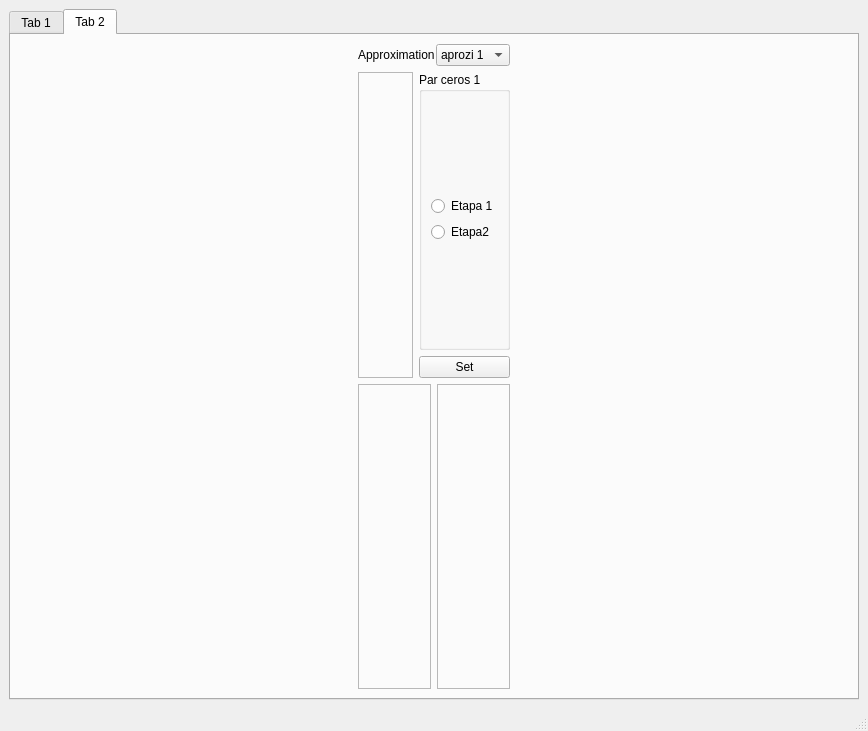
First picture: the form in FilterTool/FilterTool/resources/FilterToolDesign.ui, repository tc-grupo-4/TP04, before the edit.
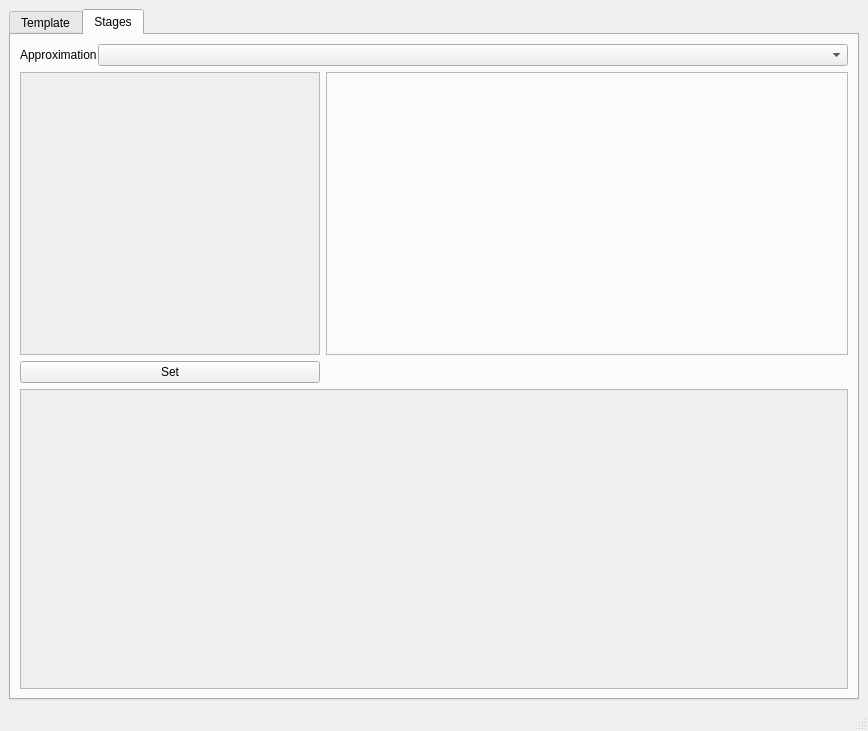
Second picture: the form after the edit.

Commit message: anda, pero le faltan cosas agregué un log.txt que te dice lo q le pasa a pyqt, de haber sabido antes la concha de mi madre puta no quiero ver este programa nunca más falta hacer que no se puede ponerle mas de dos polos o ceros a las etapas y seguramente un par de cosas más saludos mati

What changed in the file:
```diff
--- a/FilterTool/FilterTool/resources/FilterToolDesign.ui
+++ b/FilterTool/FilterTool/resources/FilterToolDesign.ui
@@ -10,7 +10,7 @@
     <x>0</x>
     <y>0</y>
     <width>868</width>
-    <height>723</height>
+    <height>714</height>
    </rect>
   </property>
   <property name="sizePolicy">
@@ -31,7 +31,7 @@
       </property>
       <widget class="QWidget" name="tab">
        <attribute name="title">
-        <string>Tab 1</string>
+        <string>Template</string>
        </attribute>
        <layout class="QGridLayout" name="gridLayout_2">
         <item row="0" column="0">
@@ -446,86 +446,125 @@
       </widget>
       <widget class="QWidget" name="tab_2">
        <attribute name="title">
-        <string>Tab 2</string>
+        <string>Stages</string>
        </attribute>
        <layout class="QGridLayout" name="gridLayout_4">
         <item row="1" column="0">
          <layout class="QVBoxLayout" name="verticalLayout_5">
           <item>
-           <layout class="QHBoxLayout" name="horizontalLayout_30">
+           <layout class="QHBoxLayout" name="horizontalLayout_30a">
             <item>
-             <widget class="QFrame" name="frameTotal">
+             <widget class="QScrollArea" name="scrollArea">
+              <property name="sizePolicy">
+               <sizepolicy hsizetype="Minimum" vsizetype="Minimum">
+                <horstretch>0</horstretch>
+                <verstretch>0</verstretch>
+               </sizepolicy>
+              </property>
+              <property name="maximumSize">
+               <size>
+                <width>300</width>
+                <height>16777215</height>
+               </size>
+              </property>
+              <property name="widgetResizable">
+               <bool>true</bool>
+              </property>
+              <widget class="QWidget" name="scrollAreaWidgetContents">
+               <property name="geometry">
+                <rect>
+                 <x>0</x>
+                 <y>0</y>
+                 <width>69</width>
+                 <height>242</height>
+                </rect>
+               </property>
+               <layout class="QFormLayout" name="formLayout">
+                <item row="0" column="0">
+                 <layout class="QVBoxLayout" name="paresGroupBoxLayout"/>
+                </item>
+               </layout>
+              </widget>
+             </widget>
+            </item>
+            <item>
+             <widget class="QFrame" name="frame_2">
+              <property name="sizePolicy">
+               <sizepolicy hsizetype="Minimum" vsizetype="Preferred">
+                <horstretch>0</horstretch>
+                <verstretch>0</verstretch>
+               </sizepolicy>
+              </property>
+              <property name="minimumSize">
+               <size>
+                <width>200</width>
+                <height>200</height>
+               </size>
+              </property>
               <property name="frameShape">
                <enum>QFrame::StyledPanel</enum>
               </property>
               <property name="frameShadow">
                <enum>QFrame::Raised</enum>
               </property>
+              <layout class="QFormLayout" name="formLayout_3">
+               <item row="0" column="0">
+                <layout class="QHBoxLayout" name="horizontalLayout_30"/>
+               </item>
+              </layout>
              </widget>
             </item>
-            <item>
-             <layout class="QVBoxLayout" name="paresGroupBoxLayout">
-              <item>
-               <widget class="QGroupBox" name="GroupBoxPar1">
-                <property name="title">
-                 <string>Par ceros 1</string>
-                </property>
-                <layout class="QGridLayout" name="gridLayout_25">
-                 <item row="0" column="0">
-                  <layout class="QVBoxLayout" name="radioButtonLayoutPar1">
-                   <item>
-                    <widget class="QRadioButton" name="radioButtonEtapa1">
-                     <property name="text">
-                      <string>Etapa 1</string>
-                     </property>
-                    </widget>
-                   </item>
-                   <item>
-                    <widget class="QRadioButton" name="radioButtonEtapa2">
-                     <property name="text">
-                      <string>Etapa2</string>
-                     </property>
-                    </widget>
-                   </item>
-                  </layout>
-                 </item>
-                </layout>
-               </widget>
-              </item>
-              <item>
-               <widget class="QPushButton" name="setStagesPushButton">
-                <property name="text">
-                 <string>Set</string>
-                </property>
-               </widget>
+           </layout>
+          </item>
+          <item>
+           <widget class="QPushButton" name="setStagesPushButton">
+            <property name="maximumSize">
+             <size>
+              <width>300</width>
+              <height>16777215</height>
+             </size>
+            </property>
+            <property name="text">
+             <string>Set</string>
+            </property>
+           </widget>
+          </item>
+          <item>
+           <widget class="QScrollArea" name="scrollArea_2">
+            <property name="sizePolicy">
+             <sizepolicy hsizetype="Minimum" vsizetype="Minimum">
+              <horstretch>0</horstretch>
+              <verstretch>0</verstretch>
+             </sizepolicy>
+            </property>
+            <property name="minimumSize">
+             <size>
+              <width>0</width>
+              <height>300</height>
+             </size>
+            </property>
+            <property name="horizontalScrollBarPolicy">
+             <enum>Qt::ScrollBarAsNeeded</enum>
+            </property>
+            <property name="widgetResizable">
+             <bool>true</bool>
+            </property>
+            <widget class="QWidget" name="scrollAreaWidgetContents_2">
+             <property name="geometry">
+              <rect>
+               <x>0</x>
+               <y>0</y>
+               <width>822</width>
+               <height>298</height>
+              </rect>
+             </property>
+             <layout class="QGridLayout" name="gridLayout_6">
+              <item row="0" column="0">
+               <layout class="QHBoxLayout" name="horizontalLayout_29"/>
               </item>
              </layout>
-            </item>
-           </layout>
-          </item>
-          <item>
-           <layout class="QHBoxLayout" name="horizontalLayout_29">
-            <item>
-             <widget class="QFrame" name="frameEtapa1">
-              <property name="frameShape">
-               <enum>QFrame::StyledPanel</enum>
-              </property>
-              <property name="frameShadow">
-               <enum>QFrame::Raised</enum>
-              </property>
-             </widget>
-            </item>
-            <item>
-             <widget class="QFrame" name="frameEtapa2">
-              <property name="frameShape">
-               <enum>QFrame::StyledPanel</enum>
-              </property>
-              <property name="frameShadow">
-               <enum>QFrame::Raised</enum>
-              </property>
-             </widget>
-            </item>
-           </layout>
+            </widget>
+           </widget>
           </item>
          </layout>
         </item>
@@ -553,21 +592,11 @@
           <item>
            <widget class="QComboBox" name="currentApproxComboBox">
             <property name="sizePolicy">
-             <sizepolicy hsizetype="Maximum" vsizetype="Maximum">
+             <sizepolicy hsizetype="Minimum" vsizetype="Maximum">
               <horstretch>0</horstretch>
               <verstretch>0</verstretch>
              </sizepolicy>
             </property>
-            <item>
-             <property name="text">
-              <string>aprozi 1</string>
-             </property>
-            </item>
-            <item>
-             <property name="text">
-              <string>aprozi 2</string>
-             </property>
-            </item>
            </widget>
           </item>
          </layout>
```
Left out of the diff: 4 changed lines with no effect on the pictures. The commit also changes 9 other files.
